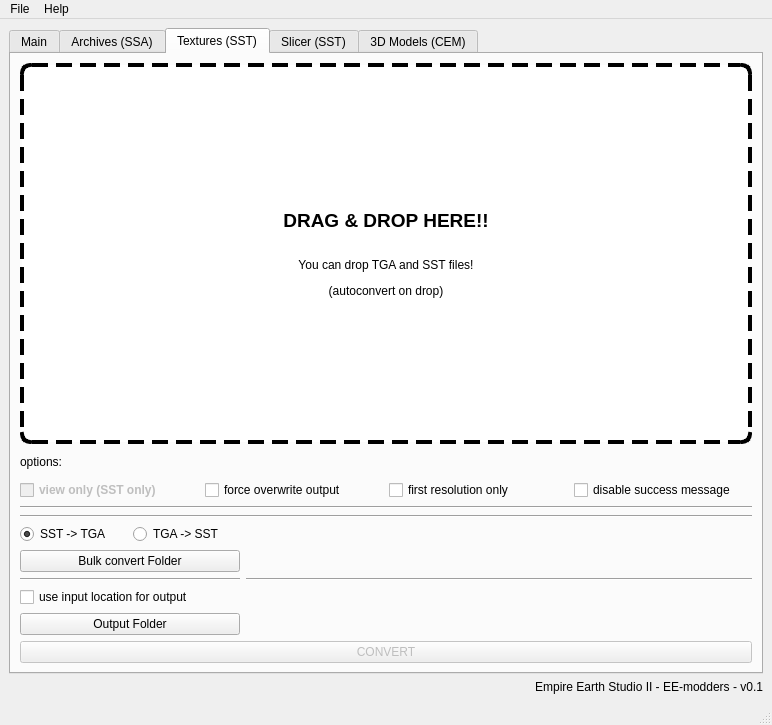
This is src/lib/mainWindow.ui in EE-modders/Empire-Earth-Studio-2 as Qt 5 draws it before an edit. The edited form follows.
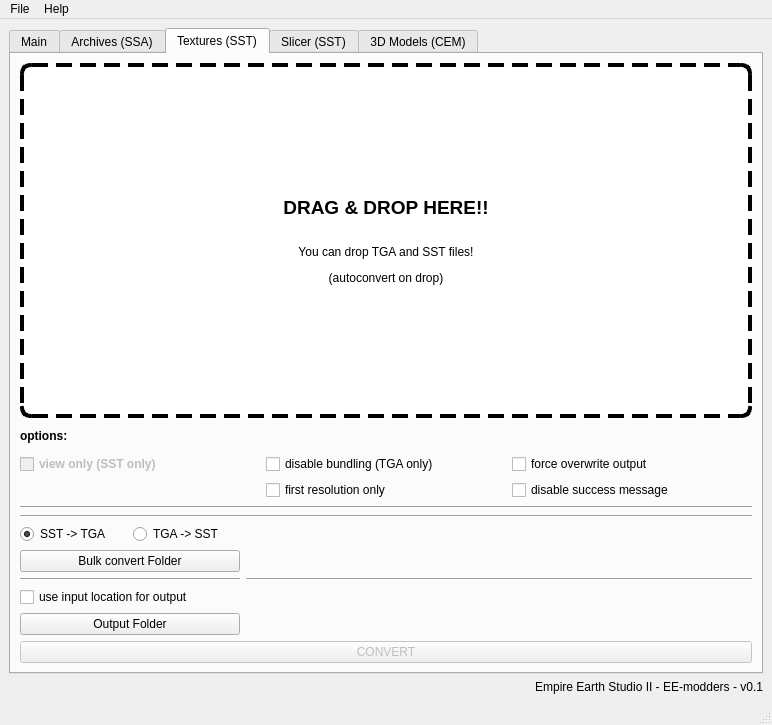
This is the edited form. Custom widgets are drawn as their Qt base class.

Commit message: add bundling option to SST

```diff
--- a/src/lib/mainWindow.ui
+++ b/src/lib/mainWindow.ui
@@ -339,16 +339,13 @@
            </size>
           </property>
           <property name="text">
-           <string>options:</string>
+           <string>&lt;html&gt;&lt;head/&gt;&lt;body&gt;&lt;p&gt;&lt;span style=&quot; font-weight:600;&quot;&gt;options:&lt;/span&gt;&lt;/p&gt;&lt;/body&gt;&lt;/html&gt;</string>
           </property>
          </widget>
         </item>
         <item>
-         <layout class="QHBoxLayout" name="horizontalLayout_3">
-          <property name="bottomMargin">
-           <number>0</number>
-          </property>
-          <item>
+         <layout class="QGridLayout" name="gridLayout_4">
+          <item row="0" column="0">
            <widget class="QCheckBox" name="tab_sst_viewonly">
             <property name="enabled">
              <bool>false</bool>
@@ -370,27 +367,34 @@
             </property>
            </widget>
           </item>
-          <item>
-           <widget class="QCheckBox" name="tab_sst_overwrite">
-            <property name="text">
-             <string>force overwrite output</string>
-            </property>
-           </widget>
-          </item>
-          <item>
+          <item row="1" column="1">
            <widget class="QCheckBox" name="tab_sst_firstonly">
             <property name="text">
              <string>first resolution only</string>
             </property>
            </widget>
           </item>
-          <item>
+          <item row="1" column="2">
            <widget class="QCheckBox" name="tab_sst_donemessage">
             <property name="text">
              <string>disable success message</string>
             </property>
            </widget>
           </item>
+          <item row="0" column="2">
+           <widget class="QCheckBox" name="tab_sst_overwrite">
+            <property name="text">
+             <string>force overwrite output</string>
+            </property>
+           </widget>
+          </item>
+          <item row="0" column="1">
+           <widget class="QCheckBox" name="tab_sst_bundling">
+            <property name="text">
+             <string>disable bundling (TGA only)</string>
+            </property>
+           </widget>
+          </item>
          </layout>
         </item>
         <item>
```
Left out of the diff: 3 changed lines with no effect on the pictures. The commit also changes 2 other files.
